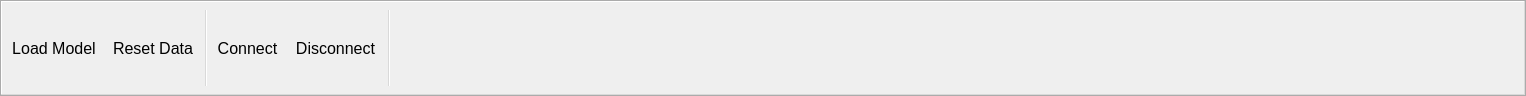
This is applications/SwFT/swftMainControlsToolbar.ui in ghost-kit/archive as Qt 5 draws it before an edit. The edited form follows.
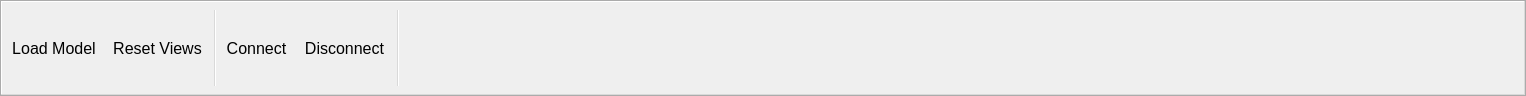
This is the edited form. Icons and pictures are not drawn.

Commit message: End of day commit. Have update the UI with temp icons. Have starting linking new info panel to data sources. will be fully linked soon.

```diff
--- a/applications/SwFT/swftMainControlsToolbar.ui
+++ b/applications/SwFT/swftMainControlsToolbar.ui
@@ -64,7 +64,7 @@
      <normaloff>:/resources/resources/load.iconset/icon_256x256.png</normaloff>:/resources/resources/load.iconset/icon_256x256.png</iconset>
    </property>
    <property name="text">
-    <string>Reset Data</string>
+    <string>Reset Views</string>
    </property>
    <property name="font">
     <font>
```
Left out of the diff: 14 changed lines with no effect on the pictures. The commit also changes 23 other files.
